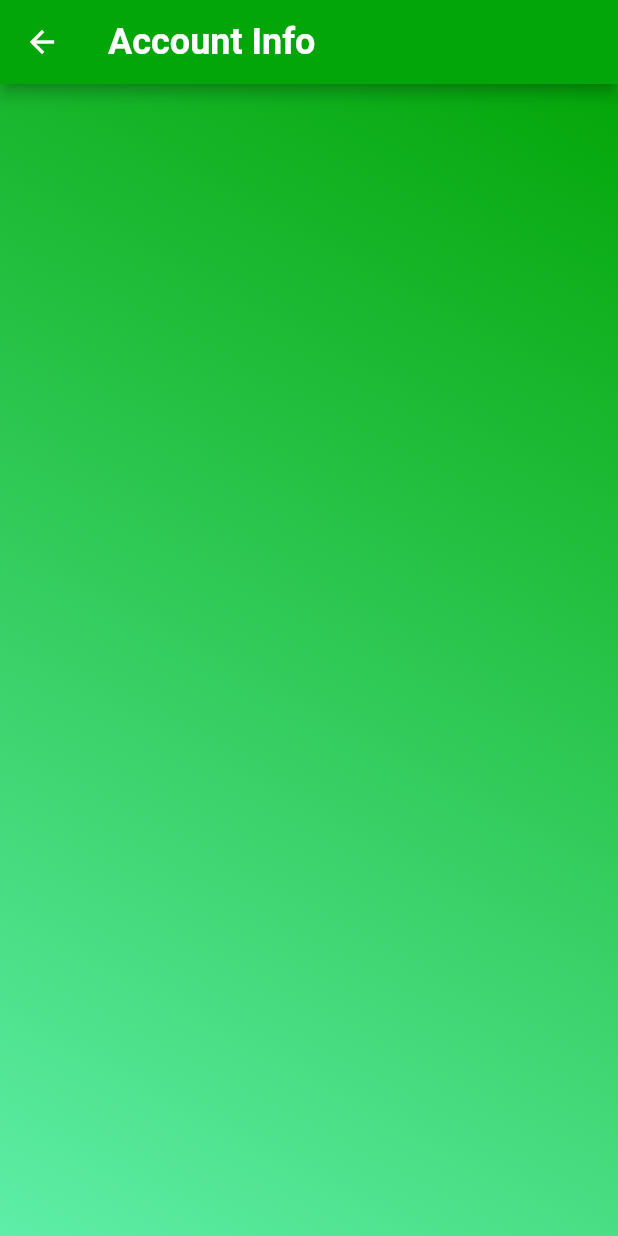
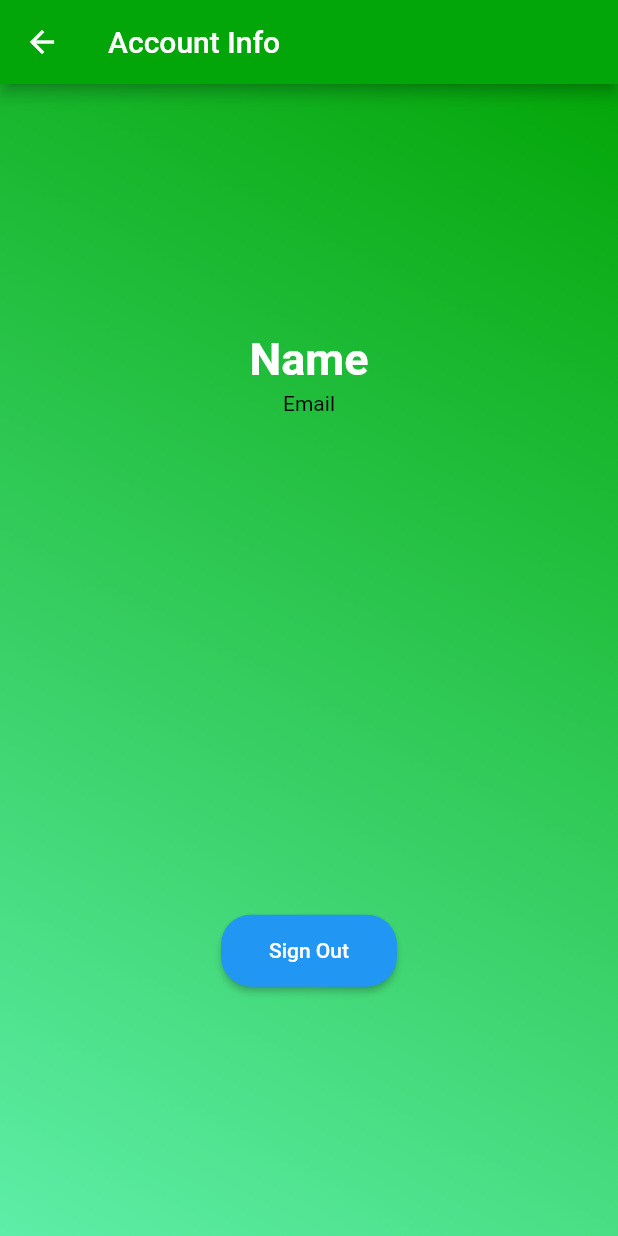
Before and after one commit to JeffreyAguilar/financial_app_proj, a Flutter app: the screen it shows once a user with an empty profile is signed in, after a tap on the "account circle" icon, on a phone screen of 412 x 824 dp. Run offline on Flutter 3.47's test engine with Material 2 defaults, Android fonts, the phone set to English and light mode, and no system bars; our stand-ins replace cloud_firestore, firebase_analytics, firebase_auth, firebase_core; accounts and stored records are empty.

Commit message:
New UI Pages

```diff
--- /dev/null
+++ b/financial_app/lib/ui/account_page.dart
@@ -0,0 +1,71 @@
+import 'package:flutter/material.dart';
+import 'package:financial_app/main.dart';
+
+class AccountPage extends StatefulWidget {
+  const AccountPage({super.key});
+
+  @override
+  State<AccountPage> createState() => _AccountPageState();
+}
+
+class _AccountPageState extends State<AccountPage> {
+  @override
+  Widget build(BuildContext context) {
+    return Scaffold(
+      appBar: AppBar(
+        backgroundColor:  const Color.fromARGB(255, 3, 166, 8),
+        title: const Text('Account Info'),
+      ),
+      body: Container(
+        decoration: const BoxDecoration(
+          gradient: LinearGradient(
+            begin: Alignment.topRight,
+            end: Alignment.bottomLeft,
+            colors: [
+              Color.fromARGB(255, 3, 166, 8),
+              Color.fromARGB(255, 94, 238, 168),
+            ],
+          ),
+        ),
+        child: Center(
+          child: Column(
+            mainAxisAlignment: MainAxisAlignment.spaceAround,
+            children: <Widget>[
+              buildName(),
+              buildSignout(),
+            ]
+          ),
+        ),
+      )
+    );
+  }
+}
+
+Widget buildName() => Column(
+  children: const [
+    Text(
+      'Name',
+      style: TextStyle(
+        fontWeight: FontWeight.bold,
+        fontSize: 30,
+        color: Colors.white
+      ),
+    ),
+     SizedBox(height: 4),
+     Text(
+      'Email',
+      style: TextStyle(color: Colors.black),
+     )
+  ],
+);
+
+Widget buildSignout() => ElevatedButton(
+  onPressed: () {},
+  style: ElevatedButton.styleFrom(
+    padding: const EdgeInsets.symmetric(horizontal: 32, vertical: 16),
+    shape: RoundedRectangleBorder(
+      borderRadius: BorderRadius.circular(20),
+    ),
+  ),
+  child: const Text('Sign Out'),
+  );
--- a/financial_app/lib/ui/home_page.dart
+++ b/financial_app/lib/ui/home_page.dart
@@ -1,25 +1,30 @@
-import 'package:financial_app/ui/child_acc_info.dart';
 import 'package:flutter/material.dart';
+import 'package:financial_app/ui/account_page.dart';
+import 'package:financial_app/ui/manage_child.dart';
 
 class HomePage extends StatefulWidget {
-  const HomePage({Key? key}) : super(key: key);
+  const HomePage({super.key});
 
   @override
   State<HomePage> createState() => _HomePageState();
 }
 
 class _HomePageState extends State<HomePage> {
+  List<String> children = ['John', 'Jane', 'Joe'];
+  String accounts = '\'s Balance: \n Planned Expenses Per Month: \n Planned Income Per Month: \n Planned Income Over A Period: ';
+  String balance = '\$1000\n';
+  String plannedExpenses = '\$200\n';
+  String plannedIncomePerMonth = '\$250\n';
+  String plannedIncomePeriod = '\$300\n';
+
   @override
   Widget build(BuildContext context) {
     return Scaffold(
       appBar: AppBar(
           backgroundColor: const Color.fromARGB(255, 3, 166, 8),
-          title: const Text('Home Page',
-              style: TextStyle(
-                  color: Colors.white,
-                  fontSize: 24.0,
-                  fontWeight: FontWeight.bold)),
-          actions: <Widget>[
+          title: Row(
+            mainAxisAlignment: MainAxisAlignment.spaceBetween,
+            children: <Widget>[
               IconButton(
                 icon: const Icon(
                   Icons.account_circle_sharp,
@@ -27,30 +32,24 @@ class _HomePageState extends State<HomePage> {
                 ),
                 onPressed: () {
                   Navigator.push(context, MaterialPageRoute(builder: (context) {
-                  return const ChildAccInfo(title: 'Account Info');
+                    return const AccountPage();
+                  }));
+                },
+              ),
+              const Text('Home Page'),
+              IconButton(
+                icon: const Icon(
+                  Icons.settings,
+                  color: Colors.white,
+                ),
+                onPressed: () {
+                  Navigator.push(context, MaterialPageRoute(builder: (context) {
+                    return const ManagePage();
                   }));
                 },
               )
             ],
-        ),
-        body: const AccountColumn());
-  }
-}
-
-// ignore: slash_for_doc_comments
-/// WidgetColumn class will display the widgets that
-/// will navigate the user to the different finance graphs
-class AccountColumn extends StatefulWidget {
-  const AccountColumn({super.key});
-
-  @override
-  State<AccountColumn> createState() => _AccountColumnState();
-}
-
-class _AccountColumnState extends State<AccountColumn> {
-  @override
-  Widget build(BuildContext context) {
-    return Scaffold(
+          )),
       body: Container(
         decoration: const BoxDecoration(
           gradient: LinearGradient(
@@ -58,46 +57,33 @@ class _AccountColumnState extends State<AccountColumn> {
             end: Alignment.bottomLeft,
             colors: [
               Color.fromARGB(255, 3, 166, 8),
-                Color.fromARGB(255, 94, 238, 168)
-              ])),
-          child: SafeArea(
-              child: Center(
-            child: Column(
-              mainAxisAlignment: MainAxisAlignment.spaceEvenly,
-              crossAxisAlignment: CrossAxisAlignment.center,
-              children: <Widget>[
-                Container(
-                  padding: const EdgeInsets.symmetric(
-                      horizontal: 100.0, vertical: 8.0),
-                  decoration: BoxDecoration(
-                    color: Colors.white,
-                    borderRadius: BorderRadius.circular(15.0),
-                  ),
-                  child: const Text(
-                    'Graph',
-                    style: TextStyle(fontSize: 24),
+              Color.fromARGB(255, 94, 238, 168),
+            ],
           ),
         ),
-                Column(
-                  mainAxisAlignment: MainAxisAlignment.spaceEvenly,
-                  children: <Widget>[
-                    Container(
-                      padding: const EdgeInsets.symmetric(
-                          horizontal: 100.0, vertical: 8.0),
-                      decoration: BoxDecoration(
-                        color: Colors.white,
-                        borderRadius: BorderRadius.circular(15.0),
+        child: SafeArea(
+          child: ListView.builder(
+            itemCount: children.length,
+            itemBuilder: (BuildContext context, int index) {
+              return Card(
+                margin: const EdgeInsets.symmetric(horizontal: 8, vertical: 20),
+                shape: RoundedRectangleBorder(
+                  side: const BorderSide(width: 2),
+                  borderRadius: BorderRadius.circular(20),
                 ),
-                      child: const Text(
-                        'Account 1: ',
-                        style: TextStyle(fontSize: 24),
+                child: ListTile(
+                  title: Text(children[index] + accounts),
+                  trailing: Text(plannedExpenses + plannedIncomePerMonth + plannedIncomePeriod),
+                  shape: RoundedRectangleBorder(
+                    side: const BorderSide(width: 2),
+                    borderRadius: BorderRadius.circular(20),
                   ),
                 ),
-                  ],
-                )
-              ],
+              );
+            },
           ),
-          ))),
+        ),
+      ),
     );
   }
 }
```
Also changed, not shown: financial_app/lib/ui/manage_child.dart (added, +65 -0 lines). Lines whose indentation alone changed are shown as unchanged.
